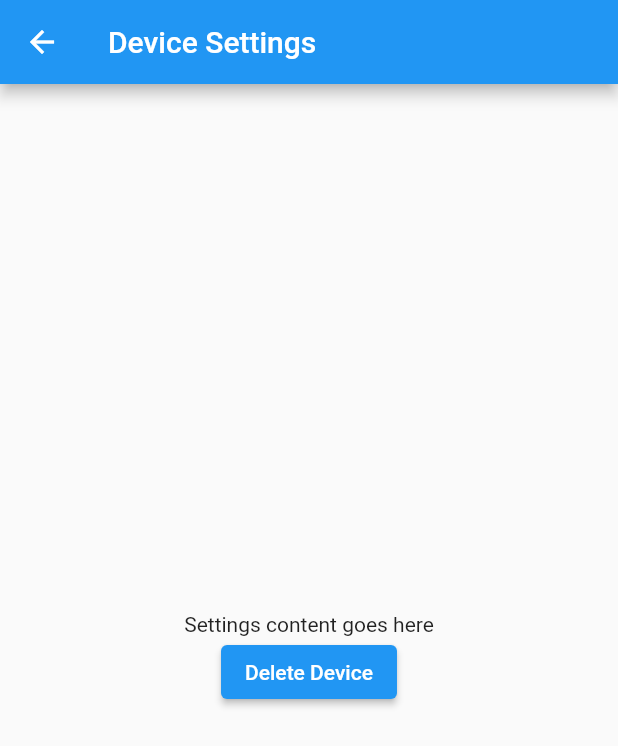
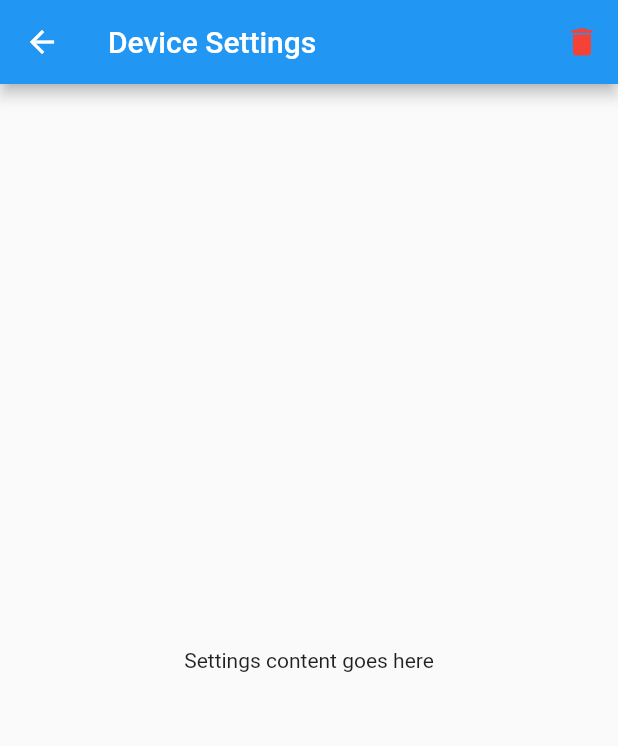
Before and after one commit to TylerHight/Que-App, a Flutter app: the screen it shows after launch, after a tap on the "settings" icon, on a phone screen of 412 x 824 dp. Shown: the top 746 px of the screen. Run offline on Flutter 3.47's test engine with Material 2 defaults, Android fonts, the phone set to English and light mode, and no system bars.

Commit message:
added delete popup but it doesn't delete

```diff
--- a/lib/device_remote.dart
+++ b/lib/device_remote.dart
@@ -1,58 +1,70 @@
 import 'package:flutter/material.dart';
+import 'package:que_app/device_settings.dart';
 import 'binary_button.dart';
 
 class DeviceRemote extends StatelessWidget {
   final String title;
-  final VoidCallback onTap;
+  final VoidCallback onDelete; // Add onDelete callback
 
   DeviceRemote({
     required this.title,
-    required this.onTap,
+    required this.onDelete, // Add onDelete callback
   });
 
   @override
   Widget build(BuildContext context) {
     return Card(
       shape: RoundedRectangleBorder(
-        borderRadius: BorderRadius.circular(12.0),
+        borderRadius: BorderRadius.circular(12.0), // Rounded corners
       ),
-      elevation: 4.0,
+      elevation: 4.0, // Add elevation for a shadow effect
       child: Padding(
-        padding: EdgeInsets.symmetric(vertical: 8.0),
-        child: Row(
+        padding: EdgeInsets.symmetric(vertical: 8.0), // Add vertical padding
+        child: Row( // Use a Row to arrange items horizontally
           children: [
-            SizedBox(width: 16),
+            SizedBox(width: 16), // Add spacing from the left
             Text(
               title,
               style: TextStyle(
                 color: Colors.black,
                 fontSize: 16.0,
-              ),
-            ),
-            Spacer(),
+              ), // Set text color to black
+            ), // Display the title
+            Spacer(), // Add space between title and buttons
+            // Settings Button
             IconButton(
               icon: Icon(
                 Icons.settings,
-                color: Colors.grey[300],
+                color: Colors.grey[300], // Set a lighter grey color
               ),
-              onPressed: onTap,
+              onPressed: () {
+                Navigator.push(
+                  context,
+                  MaterialPageRoute(
+                    builder: (context) => DeviceSettingsScreen(
+                      deviceName: title, // Provide the deviceName
+                      onDelete: onDelete, // Pass onDelete callback
+                    ),
+                  ),
+                );
+              },
             ),
-            SizedBox(width: 8),
-            BinaryButton(
+            SizedBox(width: 8), // Add spacing between settings button and other buttons
+            BinaryButton( // Power Button
               buttonColor: Colors.green,
               iconData: Icons.power_settings_new,
             ),
-            SizedBox(width: 8),
-            BinaryButton(
+            SizedBox(width: 8), // Add spacing between buttons
+            BinaryButton( // Negative emission
               buttonColor: Colors.red,
               iconData: Icons.air,
             ),
-            SizedBox(width: 8),
-            BinaryButton(
+            SizedBox(width: 8), // Add spacing between buttons
+            BinaryButton( // Positive emission
               buttonColor: Colors.cyan,
               iconData: Icons.air,
             ),
-            SizedBox(width: 16),
+            SizedBox(width: 16), // Add spacing from the right
           ],
         ),
       ),
--- a/lib/device_settings.dart
+++ b/lib/device_settings.dart
@@ -1,27 +1,59 @@
 import 'package:flutter/material.dart';
 
 class DeviceSettingsScreen extends StatelessWidget {
-  final VoidCallback onDelete;
+  final String deviceName;
+  final VoidCallback onDelete; // Add onDelete callback
 
-  DeviceSettingsScreen({required this.onDelete});
+  DeviceSettingsScreen({
+    required this.deviceName,
+    required this.onDelete, // Add onDelete callback
+  });
+
+  void _deleteDevice(BuildContext context) {
+    // Display a confirmation dialog
+    showDialog(
+      context: context,
+      builder: (BuildContext context) {
+        return AlertDialog(
+          title: Text('Delete Device'),
+          content: Text('Delete device $deviceName?'),
+          actions: <Widget>[
+            TextButton(
+              onPressed: () {
+                Navigator.of(context).pop(); // Close the dialog
+              },
+              child: Text('No'),
+            ),
+            TextButton(
+              onPressed: () {
+                onDelete(); // Call the onDelete callback
+                Navigator.of(context).pop(); // Close the dialog
+                Navigator.of(context).pop(); // Close the settings screen
+              },
+              child: Text('Yes'),
+            ),
+          ],
+        );
+      },
+    );
+  }
 
   @override
   Widget build(BuildContext context) {
     return Scaffold(
       appBar: AppBar(
         title: Text('Device Settings'),
+        actions: <Widget>[
+          IconButton(
+            icon: Icon(Icons.delete, color: Colors.red), // Red delete icon
+            onPressed: () {
+              _deleteDevice(context); // Call the _deleteDevice function
+            },
+          ),
+        ],
       ),
       body: Center(
-        child: Column(
-          mainAxisAlignment: MainAxisAlignment.center,
-          children: [
-            Text('Settings content goes here'),
-            ElevatedButton(
-              onPressed: onDelete,
-              child: Text('Delete Device'),
-            ),
-          ],
-        ),
+        child: Text('Settings content goes here'),
       ),
     );
   }
--- a/lib/home_screen.dart
+++ b/lib/home_screen.dart
@@ -1,6 +1,6 @@
 import 'package:flutter/material.dart';
 import 'device_remote.dart';
-import 'device_settings.dart';
+import 'device_settings.dart'; // Import the DeviceSettingsScreen
 
 class HomeScreen extends StatefulWidget {
   @override
@@ -8,6 +8,7 @@ class HomeScreen extends StatefulWidget {
 }
 
 class _HomeScreenState extends State<HomeScreen> {
+  final int numberOfItems = 10; // Change this to the number of desired items
   final List<String> deviceTitles = List.generate(10, (index) => 'Item $index');
 
   void addDevice() {
@@ -16,24 +17,9 @@ class _HomeScreenState extends State<HomeScreen> {
     });
   }
 
-  void deleteDevice(int index) {
-    setState(() {
-      deviceTitles.removeAt(index);
-    });
-  }
-
-  void navigateToDeviceSettings(int index) {
-    Navigator.push(
-      context,
-      MaterialPageRoute(
-        builder: (context) => DeviceSettingsScreen(
-          onDelete: () {
-            deleteDevice(index);
-            Navigator.pop(context); // Close the settings screen
-          },
-        ),
-      ),
-    );
+  void deleteDevice(String deviceName) {
+    // Implement your logic to delete the device
+    // You can use the deviceName to identify the device to delete
   }
 
   @override
@@ -42,19 +28,19 @@ class _HomeScreenState extends State<HomeScreen> {
       appBar: AppBar(
         title: Text(
           'Devices',
-          style: TextStyle(color: Colors.white),
+          style: TextStyle(color: Colors.white), // Set title text color
         ),
         centerTitle: true,
-        backgroundColor: Colors.blue,
-        iconTheme: IconThemeData(color: Colors.black),
-        elevation: 4.0,
+        backgroundColor: Colors.blue, // Set the background color
+        iconTheme: IconThemeData(color: Colors.black), // Set icon color to black
+        elevation: 4.0, // Set elevation to alter shadow
         actions: <Widget>[
           IconButton(
             icon: Icon(
               Icons.add,
-              color: Colors.white,
+              color: Colors.white, // Set the plus icon color to white
             ),
-            onPressed: addDevice,
+            onPressed: addDevice, // Call the addDevice function when pressed
           ),
         ],
       ),
@@ -62,11 +48,24 @@ class _HomeScreenState extends State<HomeScreen> {
         itemCount: deviceTitles.length,
         itemBuilder: (context, index) {
           return Padding(
-            padding: EdgeInsets.all(2.0),
+            padding: EdgeInsets.all(2.0), // Add spacing between cards
             child: DeviceRemote(
-              title: deviceTitles[index],
-              onTap: () {
-                navigateToDeviceSettings(index);
+              title: deviceTitles[index], // Pass the title from the list
+              onDelete: () {
+                // Show the DeviceSettingsScreen and provide the deviceName
+                Navigator.push(
+                  context,
+                  MaterialPageRoute(
+                    builder: (context) => DeviceSettingsScreen(
+                      deviceName: deviceTitles[index], // Provide the deviceName
+                      onDelete: () {
+                        // Implement your logic to delete the device here
+                        deleteDevice(deviceTitles[index]);
+                        // Now you can delete the device using the provided deviceName
+                      },
+                    ),
+                  ),
+                );
               },
             ),
           );
```
